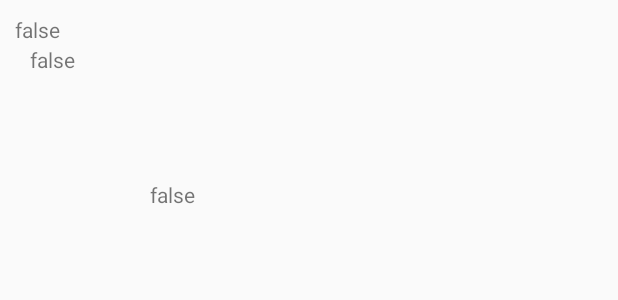
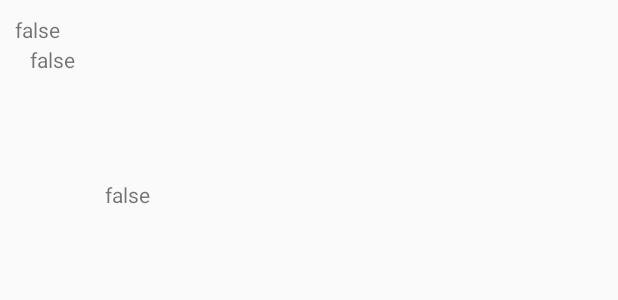
Before and after one commit to nathanpecqueux/iCookForYou, an Android app: the layout layout_propos.xml on its own in the app's theme, with its tools: preview values and no code run, on a phone screen of 412 x 824 dp. Shown: the top 300 px of the screen. Run offline under Robolectric (Android 15) with nearby library versions, the phone set to English and light mode, and no system bars.

Commit message:
Pop-up A Propos V2

```diff
--- a/iCookForYou/app/src/main/java/fr/univ_littoral/nathan/myapplication/ConnectionActivity.java
+++ b/iCookForYou/app/src/main/java/fr/univ_littoral/nathan/myapplication/ConnectionActivity.java
@@ -59,7 +59,7 @@ public class ConnectionActivity extends Activity implements View.OnClickListener
                 TextView text2 = (TextView) dialog.findViewById(R.id.TextView02);
                 text2.setText("Bomy François\nLebegue Clément\nLeblanc Alexandre\nPecqueux Nathan");
                 TextView text3 = (TextView) dialog.findViewById(R.id.TextView03);
-                text3.setText("Version 1.0");
+                text3.setText("Version 1.0,  02/02/2018");
 
                 //set up image view
                 ImageView img = (ImageView) dialog.findViewById(R.id.ImageView01);
--- a/iCookForYou/app/src/main/java/fr/univ_littoral/nathan/myapplication/ProfileActivity.java
+++ b/iCookForYou/app/src/main/java/fr/univ_littoral/nathan/myapplication/ProfileActivity.java
@@ -92,10 +92,10 @@ public class ProfileActivity extends Activity implements View.OnClickListener {
                 TextView text2 = (TextView) dialog.findViewById(R.id.TextView02);
                 text2.setText("Bomy François\nLebegue Clément\nLeblanc Alexandre\nPecqueux Nathan");
                 TextView text3 = (TextView) dialog.findViewById(R.id.TextView03);
-                text3.setText("Version 1.0");
+                text3.setText("Version 1.0,  02/02/2018");
 
                 //set up image view
-               ImageView img = (ImageView) dialog.findViewById(R.id.ImageView01);
+                ImageView img = (ImageView) dialog.findViewById(R.id.ImageView01);
                 img.setImageResource(R.drawable.logo_propos);
 
                 dialog.show();
--- a/iCookForYou/app/src/main/java/fr/univ_littoral/nathan/myapplication/RegisterActivity.java
+++ b/iCookForYou/app/src/main/java/fr/univ_littoral/nathan/myapplication/RegisterActivity.java
@@ -66,8 +66,7 @@ public class RegisterActivity extends Activity implements View.OnClickListener{
 
     @Override
     public boolean onOptionsItemSelected(MenuItem item){
-        switch (item.getItemId()){
-            case R.id.menuProfilAPropos:
+        switch (item.getItemId()){ case R.id.menuProfilAPropos:
             Dialog dialog = new Dialog(this);
             dialog.setContentView(R.layout.layout_propos);
             dialog.setCancelable(true);
@@ -79,7 +78,7 @@ public class RegisterActivity extends Activity implements View.OnClickListener{
             TextView text2 = (TextView) dialog.findViewById(R.id.TextView02);
             text2.setText("Bomy François\nLebegue Clément\nLeblanc Alexandre\nPecqueux Nathan");
             TextView text3 = (TextView) dialog.findViewById(R.id.TextView03);
-                text3.setText("Version 1.0");
+            text3.setText("Version 1.0,  02/02/2018");
 
             //set up image view
             ImageView img = (ImageView) dialog.findViewById(R.id.ImageView01);
--- a/iCookForYou/app/src/main/res/layout/layout_propos.xml
+++ b/iCookForYou/app/src/main/res/layout/layout_propos.xml
@@ -36,7 +36,7 @@
             android:layout_height="wrap_content"
             android:text="@+id/TextView02"
             android:layout_marginTop="120dp"
-            android:layout_marginLeft="100dp"
+            android:layout_marginLeft="70dp"
             android:layout_marginBottom="10dp"
             />
 
```
Also changed, not shown: iCookForYou/app/src/main/res/drawable/logo_propos.png. Lines whose indentation alone changed are shown as unchanged.
